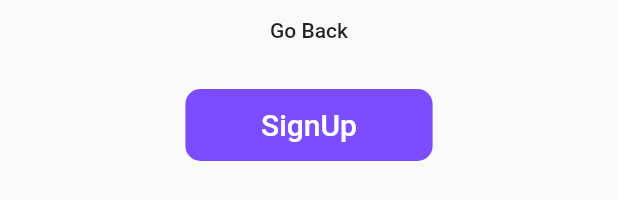
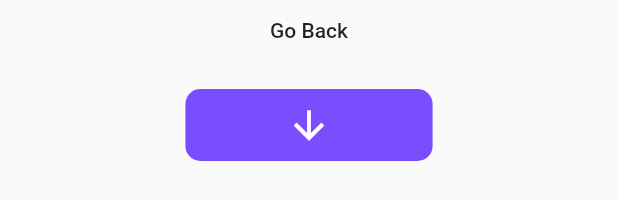
Before and after one commit to kushal05/recruit-a-thon, a Flutter app: the RecruiterSignUp widget shown alone on an empty page, opened directly, on a phone screen of 412 x 824 dp. Shown: the part 349-549 px from the top of the screen. Run offline on Flutter 3.47's test engine with Material 2 defaults, Android fonts, the phone set to English and light mode, and no system bars; our stand-ins replace animated_text_kit, cloud_firestore, firebase_core, flutter_spinkit, shared_preferences; accounts and stored records are empty.

Commit message:
Added upload profile image page in signup.

```diff
--- a/recruit_a_thon/lib/Auth/recruiterSignUp.dart
+++ b/recruit_a_thon/lib/Auth/recruiterSignUp.dart
@@ -53,13 +53,10 @@ class _RecruiterSignUpState extends State<RecruiterSignUp> {
               color: Colors.deepPurpleAccent,
             ),
             child: MaterialButton(
-              child: Text(
-                "SignUp",
-                style: TextStyle(
-                    fontSize: 20.0,
-                    fontWeight: FontWeight.w500,
-                    color: Colors.white),
-              ),
+              onPressed: (){
+                widget.pageController.animateToPage(2, duration: Duration(milliseconds: 500), curve: Curves.easeInOutQuad);
+              },
+                child: Icon(Icons.arrow_downward, color: Colors.white, size: 30,)
             ),
           ),
         ],
--- a/recruit_a_thon/lib/Auth/signUp.dart
+++ b/recruit_a_thon/lib/Auth/signUp.dart
@@ -2,6 +2,7 @@ import 'package:flutter/material.dart';
 import 'package:recruitathon/Auth/authHomePage.dart';
 import 'package:recruitathon/Auth/candidateSignUp.dart';
 import 'package:recruitathon/Auth/recruiterSignUp.dart';
+import 'package:recruitathon/Auth/uploadProfileImage.dart';
 
 class SignUp extends StatefulWidget {
   @override
@@ -25,7 +26,8 @@ class _SignUpState extends State<SignUp> {
         children: <Widget>[
           basicUserDetailsForm(),
           (candidateRole) ? CandidateSignUp(signUpKey: _signUpKey, pageController: signUpController)
-                          : RecruiterSignUp(signUpKey: _signUpKey, pageController: signUpController,)
+                          : RecruiterSignUp(signUpKey: _signUpKey, pageController: signUpController,),
+          UploadProfileImage(signUpKey: _signUpKey, pageController: signUpController),
         ],
       )
     );
```
Also changed, not shown: recruit_a_thon/lib/Auth/candidateSignUp.dart (+4 -7 lines), recruit_a_thon/lib/Auth/uploadProfileImage.dart (added, +49 -0 lines).
